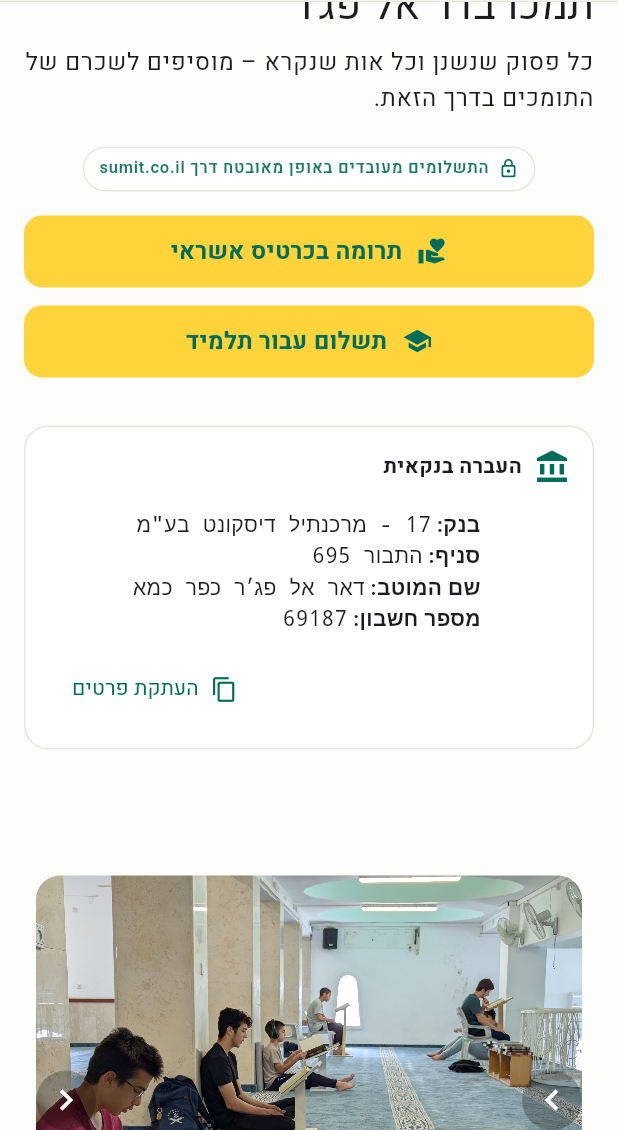
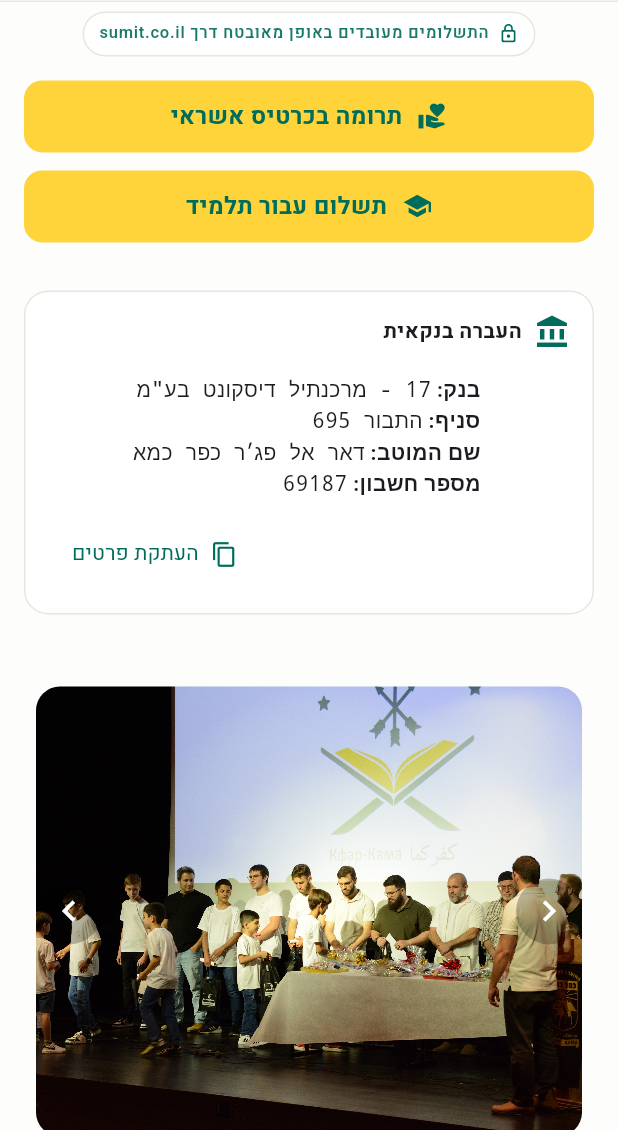
Before and after one commit to othman98shawgan/dar-al-fajr, a Flutter app: the screen it shows after launch, scrolled down 1152 dp, after a tap on the "chevron left" icon, on a phone screen of 412 x 824 dp, the part 106-1236 px from its top. Run offline on Flutter 3.47's test engine with Material 3 defaults, Android fonts, the phone set to English and light mode, and no system bars; our stand-ins replace font_awesome_flutter, photo_view, shared_preferences, web.

Commit message:
Add new photo, update gallery navigation and layout
Added image-24.jpg and updated the photo count to 24. Improved gallery navigation to handle RTL layouts correctly, refactored navigation button rendering to force LTR icon display, and adjusted section padding for better mobile responsiveness. Also simplified keyboard shortcut intent definitions in the photos section.

```diff
--- a/lib/content/site_content.dart
+++ b/lib/content/site_content.dart
@@ -162,7 +162,7 @@
 /// ===== Photos section (paths only; text is minimal) =====
 class PhotosContent {
   // If you want to use this instead of PageView’s generator, list your real assets:
-  static const _count = 23;
+  static const _count = 24;
   static const _dir = 'assets/images';
   static const _prefix = 'image-';
   static const _ext = '.jpg';
--- a/lib/pages/landing_page.dart
+++ b/lib/pages/landing_page.dart
@@ -91,8 +91,11 @@
   const Section({super.key, required this.child});
   @override
   Widget build(BuildContext context) {
+    final w = MediaQuery.sizeOf(context).width;
+    final isMobile = w < 900;
+
     return Padding(
-      padding: const EdgeInsets.symmetric(vertical: 42.0, horizontal: 16),
+      padding: EdgeInsets.symmetric(vertical: isMobile ? 24.0 : 36.0, horizontal: 16),
       child: Center(
         child: ConstrainedBox(
           constraints: const BoxConstraints(maxWidth: 1100),
--- a/lib/sections/photos_section.dart
+++ b/lib/sections/photos_section.dart
@@ -81,10 +81,6 @@
     setState(() {});
   }
 
-  // Custom intents for arrow keys
-  static final _leftActivator = SingleActivator(LogicalKeyboardKey.arrowLeft);
-  static final _rightActivator = SingleActivator(LogicalKeyboardKey.arrowRight);
-
   @override
   Widget build(BuildContext context) {
     final w = MediaQuery.sizeOf(context).width;
@@ -99,24 +95,20 @@
     return Focus(
       autofocus: true,
       child: Shortcuts(
-        shortcuts: <ShortcutActivator, Intent>{
-          _leftActivator: const _ArrowLeftIntent(),
-          _rightActivator: const _ArrowRightIntent(),
+        shortcuts: const <ShortcutActivator, Intent>{
+          SingleActivator(LogicalKeyboardKey.arrowLeft): _ArrowLeftIntent(),
+          SingleActivator(LogicalKeyboardKey.arrowRight): _ArrowRightIntent(),
         },
         child: Actions(
           actions: <Type, Action<Intent>>{
-            _ArrowLeftIntent: CallbackAction<_ArrowLeftIntent>(
-              onInvoke: (_) {
+            _ArrowLeftIntent: CallbackAction<_ArrowLeftIntent>(onInvoke: (_) {
               _goRel(-1);
               return null;
-              },
-            ),
-            _ArrowRightIntent: CallbackAction<_ArrowRightIntent>(
-              onInvoke: (_) {
+            }),
+            _ArrowRightIntent: CallbackAction<_ArrowRightIntent>(onInvoke: (_) {
               _goRel(1);
               return null;
-              },
-            ),
+            }),
           },
           child: _buildGallery(height, isMobile),
         ),
@@ -154,7 +146,7 @@
                       child: ClipRRect(
                         borderRadius: BorderRadius.circular(16),
                         child: ZoomableTap(
-                          heroTagBase: 'gallery', // keeps your hero transition
+                          heroTagBase: 'gallery',
                           initialIndex: i,
                           providers: _providers,
                           child: Image.asset(
@@ -169,23 +161,27 @@
                 },
               ),
 
-              // ← Arrow
+              // PREVIOUS on physical LEFT
               if (images.length > 1)
                 Positioned(
                   left: 8,
                   child: _NavButton(
                     icon: Icons.chevron_left,
-                    onTap: () => _goRel(-1),
+                    onTap: () => _goRel(
+                      Directionality.of(context) == TextDirection.rtl ? 1 : -1,
+                    ),
                   ),
                 ),
 
-              // → Arrow
+              // NEXT on physical RIGHT
               if (images.length > 1)
                 Positioned(
                   right: 8,
                   child: _NavButton(
                     icon: Icons.chevron_right,
-                    onTap: () => _goRel(1),
+                    onTap: () => _goRel(
+                      Directionality.of(context) == TextDirection.rtl ? -1 : 1,
+                    ),
                   ),
                 ),
             ],
@@ -233,17 +229,31 @@
 
   @override
   Widget build(BuildContext context) {
-    return Material(
+    // Force the icon to draw LTR so chevrons never auto-flip in RTL
+    return Directionality(
+      textDirection: TextDirection.ltr,
+      child: Material(
         color: Colors.black.withOpacity(0.25),
-      borderRadius: BorderRadius.circular(999),
+        shape: const CircleBorder(),
         child: InkWell(
+          customBorder: const CircleBorder(),
           onTap: onTap,
-        borderRadius: BorderRadius.circular(999),
           child: Padding(
-          padding: const EdgeInsets.all(6.0),
+            padding: const EdgeInsets.all(8.0),
             child: Icon(icon, size: 28, color: Colors.white),
+          ),
         ),
       ),
     );
   }
 }
+
+// Small extension to inject icon keeping const constructors above simple
+extension on Widget {
+  Widget withIcon(Widget icon) {
+    return Stack(
+      alignment: Alignment.center,
+      children: [this, icon],
+    );
+  }
+}
```
Also changed, not shown: assets/images/image-06.jpg, assets/images/image-16.jpg, assets/images/image-18.jpg, assets/images/image-24.jpg (added), 6 other files. Lines whose indentation alone changed are shown as unchanged.
